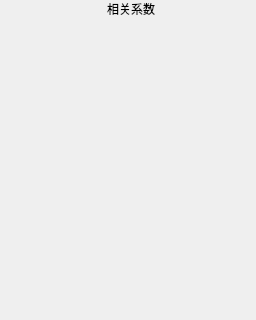
Old version of the form hs_corelatecof.ui in the repository Ying3141/yizumi-monitor; both pictures show x 0 to 256 and y 0 to 320 of the 256 by 576 pixel window.
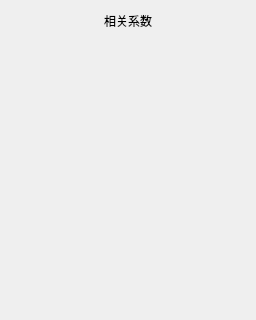
New version of the form.

```diff
--- a/hs_corelatecof.ui
+++ b/hs_corelatecof.ui
@@ -10,24 +10,24 @@
     <height>576</height>
    </rect>
   </property>
+  <property name="sizePolicy">
+   <sizepolicy hsizetype="Expanding" vsizetype="Expanding">
+    <horstretch>0</horstretch>
+    <verstretch>0</verstretch>
+   </sizepolicy>
+  </property>
   <property name="windowTitle">
    <string>Form</string>
   </property>
-  <widget class="QWidget" name="gridLayoutWidget">
-   <property name="geometry">
-    <rect>
-     <x>0</x>
-     <y>0</y>
-     <width>261</width>
-     <height>581</height>
-    </rect>
-   </property>
    <layout class="QVBoxLayout" name="verticalLayout">
-    <property name="leftMargin">
-     <number>1</number>
-    </property>
     <item>
      <widget class="QLabel" name="Title">
+     <property name="minimumSize">
+      <size>
+       <width>0</width>
+       <height>20</height>
+      </size>
+     </property>
       <property name="text">
        <string>相关系数</string>
       </property>
@@ -44,13 +44,12 @@
       <property name="sizeHint" stdset="0">
        <size>
         <width>20</width>
-        <height>40</height>
+       <height>524</height>
        </size>
       </property>
      </spacer>
     </item>
    </layout>
-  </widget>
  </widget>
  <resources/>
  <connections/>
```
Lines whose indentation alone changed are shown as unchanged.
